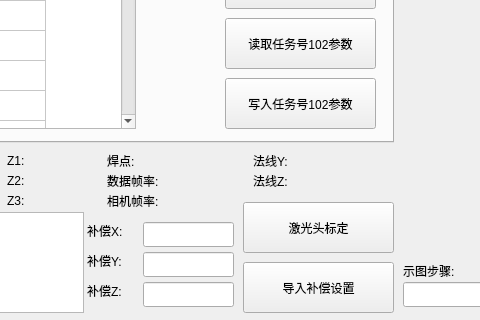
First picture: the form in qtmysunnydlg.ui, repository qubo188612/qtmysunny, before the edit; both pictures show x 287 to 767 and y 438 to 758 of the 1221 by 758 pixel window.
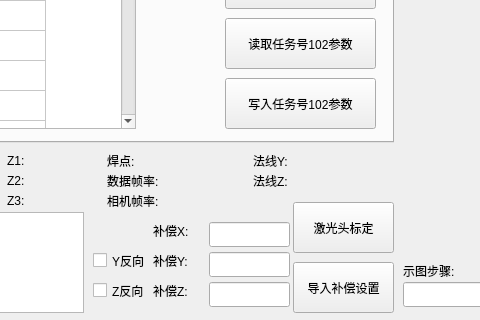
Second picture: the form after the edit. Custom widgets are drawn as their Qt base class.

```diff
--- a/qtmysunnydlg.ui
+++ b/qtmysunnydlg.ui
@@ -5251,9 +5251,9 @@
   <widget class="QPushButton" name="cambuildBtn">
    <property name="geometry">
     <rect>
-     <x>530</x>
+     <x>580</x>
      <y>640</y>
-     <width>151</width>
+     <width>101</width>
      <height>51</height>
     </rect>
    </property>
@@ -5479,9 +5479,9 @@
   <widget class="QLineEdit" name="dY">
    <property name="geometry">
     <rect>
-     <x>430</x>
+     <x>496</x>
      <y>690</y>
-     <width>91</width>
+     <width>81</width>
      <height>25</height>
     </rect>
    </property>
@@ -5489,7 +5489,7 @@
   <widget class="QLabel" name="label_57">
    <property name="geometry">
     <rect>
-     <x>374</x>
+     <x>440</x>
      <y>660</y>
      <width>51</width>
      <height>17</height>
@@ -5502,9 +5502,9 @@
   <widget class="QLineEdit" name="dX">
    <property name="geometry">
     <rect>
-     <x>430</x>
+     <x>496</x>
      <y>660</y>
-     <width>91</width>
+     <width>81</width>
      <height>25</height>
     </rect>
    </property>
@@ -5512,7 +5512,7 @@
   <widget class="QLabel" name="label_58">
    <property name="geometry">
     <rect>
-     <x>374</x>
+     <x>440</x>
      <y>690</y>
      <width>51</width>
      <height>17</height>
@@ -5525,7 +5525,7 @@
   <widget class="QLabel" name="label_59">
    <property name="geometry">
     <rect>
-     <x>374</x>
+     <x>440</x>
      <y>720</y>
      <width>51</width>
      <height>17</height>
@@ -5538,9 +5538,9 @@
   <widget class="QLineEdit" name="dZ">
    <property name="geometry">
     <rect>
-     <x>430</x>
+     <x>496</x>
      <y>720</y>
-     <width>91</width>
+     <width>81</width>
      <height>25</height>
     </rect>
    </property>
@@ -5548,9 +5548,9 @@
   <widget class="QPushButton" name="setdposBtn">
    <property name="geometry">
     <rect>
-     <x>530</x>
+     <x>580</x>
      <y>700</y>
-     <width>151</width>
+     <width>101</width>
      <height>51</height>
     </rect>
    </property>
@@ -5584,6 +5584,32 @@
     <string>激光器升级</string>
    </property>
   </widget>
+  <widget class="QCheckBox" name="checkBox_Y">
+   <property name="geometry">
+    <rect>
+     <x>380</x>
+     <y>687</y>
+     <width>61</width>
+     <height>23</height>
+    </rect>
+   </property>
+   <property name="text">
+    <string>Y反向</string>
+   </property>
+  </widget>
+  <widget class="QCheckBox" name="checkBox_Z">
+   <property name="geometry">
+    <rect>
+     <x>380</x>
+     <y>717</y>
+     <width>61</width>
+     <height>23</height>
+    </rect>
+   </property>
+   <property name="text">
+    <string>Z反向</string>
+   </property>
+  </widget>
  </widget>
  <customwidgets>
   <customwidget>
```
Left out of the diff: 5 changed lines with no effect on the pictures.
